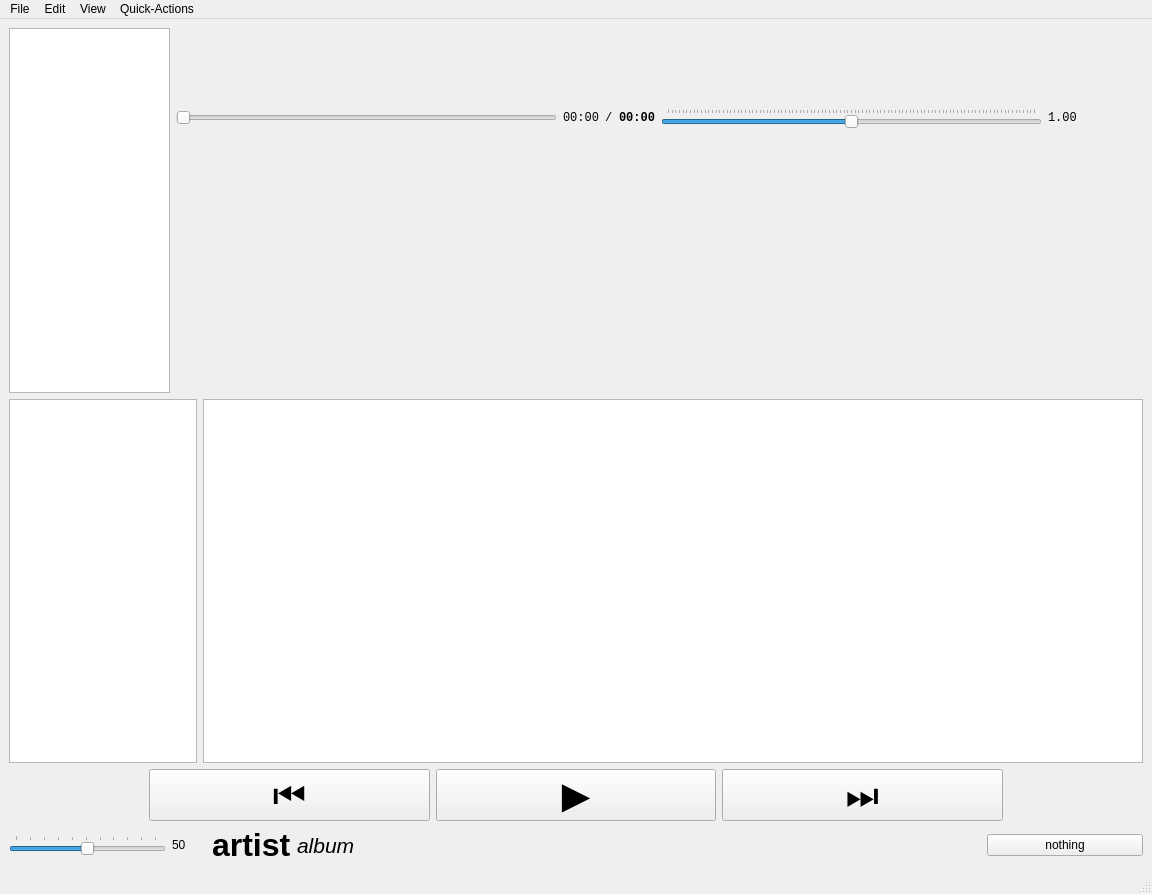
Before: the Qt Designer form ui.ui in billypom/musicpom, drawn with Qt 5.
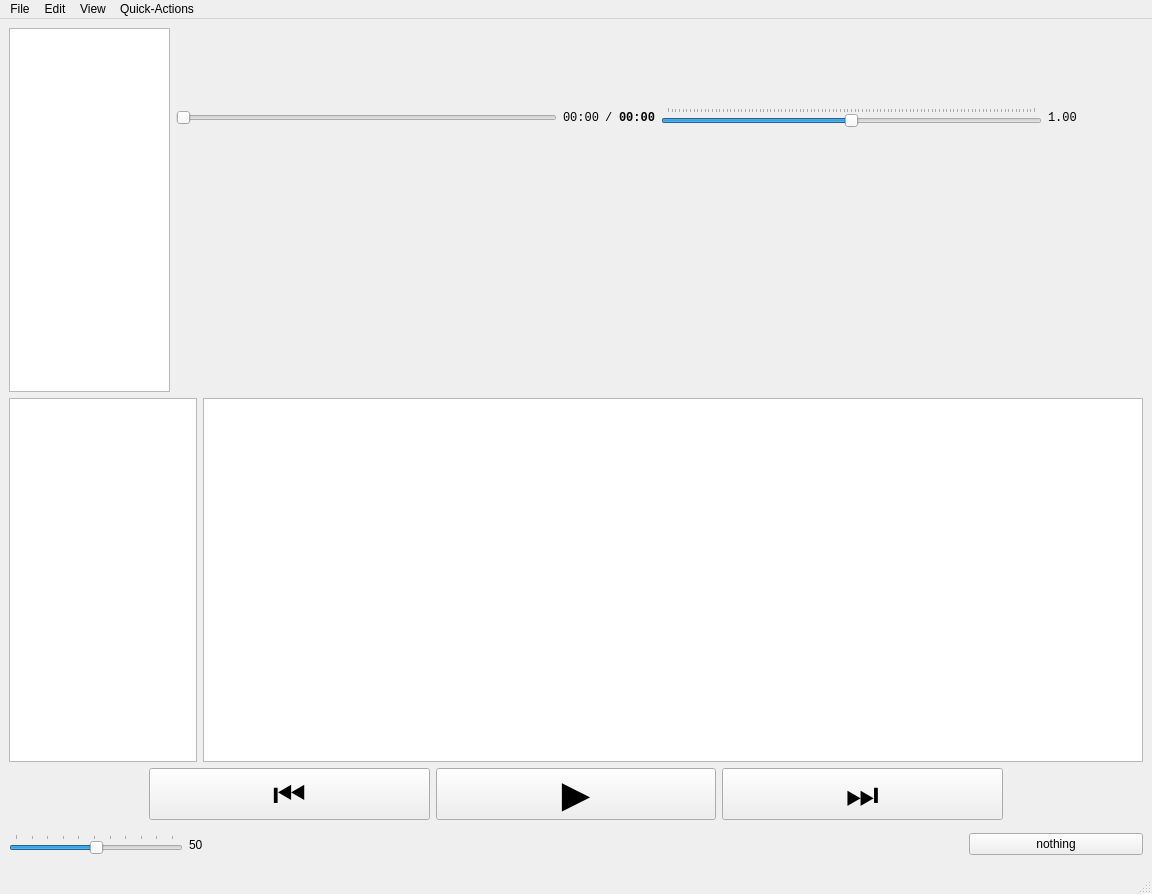
After: the same form once the commit is applied. Custom widgets are drawn as their Qt base class.

```diff
--- a/ui.ui
+++ b/ui.ui
@@ -264,15 +264,6 @@
         </item>
         <item>
          <layout class="QHBoxLayout" name="hLayoutSongDetails">
-          <item>
-           <widget class="QLabel" name="titleLabel">
-            <property name="font">
-             <font>
-              <pointsize>18</pointsize>
-             </font>
-            </property>
-           </widget>
-          </item>
           <item>
            <widget class="QLabel" name="artistLabel">
             <property name="font">
@@ -282,8 +273,14 @@
               <bold>true</bold>
              </font>
             </property>
-            <property name="text">
-             <string>artist</string>
+           </widget>
+          </item>
+          <item>
+           <widget class="QLabel" name="titleLabel">
+            <property name="font">
+             <font>
+              <pointsize>18</pointsize>
+             </font>
             </property>
            </widget>
           </item>
@@ -297,9 +294,6 @@
               <bold>false</bold>
              </font>
             </property>
-            <property name="text">
-             <string>album</string>
-            </property>
            </widget>
           </item>
          </layout>
```
